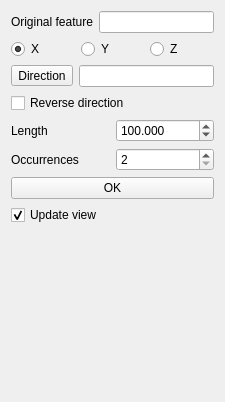
berndhahnebach/All_FreeCAD, file src/Mod/PartDesign/Gui/TaskLinearPatternParameters.ui: the form before one commit.
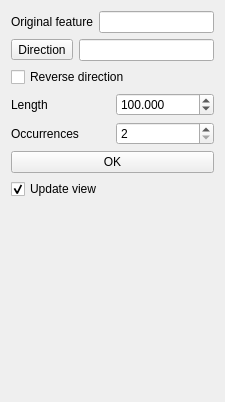
The form after the commit.

Commit message: [#874] remove x,y,z from linear patter, cause makes no sense

Diff of the .ui file:
```diff
--- a/src/Mod/PartDesign/Gui/TaskLinearPatternParameters.ui
+++ b/src/Mod/PartDesign/Gui/TaskLinearPatternParameters.ui
@@ -28,34 +28,6 @@
      </item>
     </layout>
    </item>
-   <item>
-    <layout class="QHBoxLayout" name="horizontalLayout_4">
-     <item>
-      <widget class="QRadioButton" name="buttonX">
-       <property name="text">
-        <string>X</string>
-       </property>
-       <property name="checked">
-        <bool>true</bool>
-       </property>
-      </widget>
-     </item>
-     <item>
-      <widget class="QRadioButton" name="buttonY">
-       <property name="text">
-        <string>Y</string>
-       </property>
-      </widget>
-     </item>
-     <item>
-      <widget class="QRadioButton" name="buttonZ">
-       <property name="text">
-        <string>Z</string>
-       </property>
-      </widget>
-     </item>
-    </layout>
-   </item>
    <item>
     <layout class="QHBoxLayout" name="horizontalLayout_3">
      <item>
```
Left out of the diff: 3 changed lines with no effect on the pictures. The commit also changes 2 other files.
